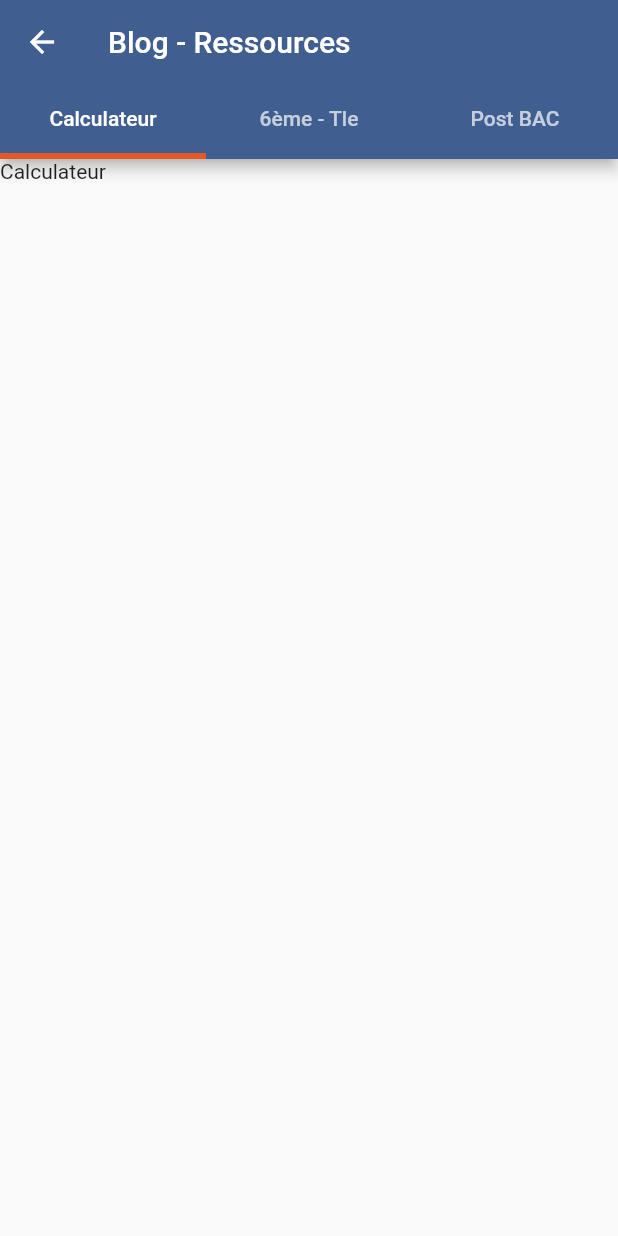
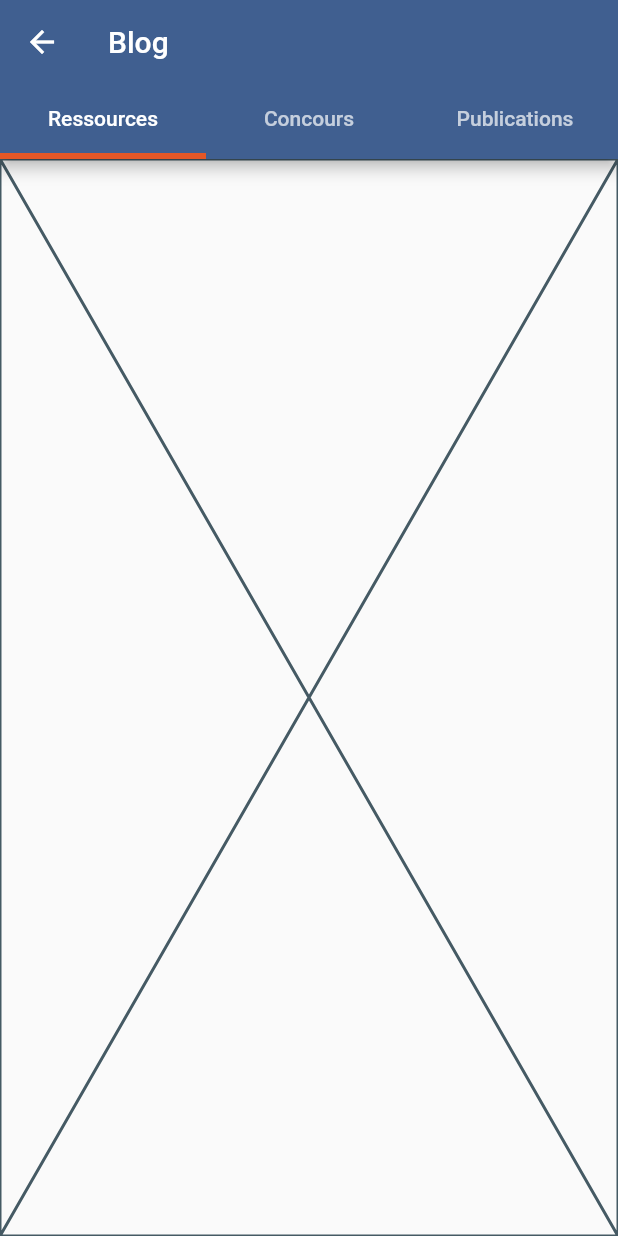
Before and after one commit to devitlabs/edu_app, a Flutter app: the BlogScreen screen opened by its route, on a phone screen of 412 x 824 dp. Run offline on Flutter 3.47's test engine with Material 3 defaults, Android fonts, the phone set to English and light mode, and no system bars; our stand-ins replace flutter_secure_storage, get, go_router; accounts and stored records are empty.

Commit message:
Update 15/12/2023 : 1

```diff
--- a/lib/screens/ressources_screen/ressource_screen.dart
+++ b/lib/screens/blog_screen/blog_screen.dart
@@ -2,7 +2,8 @@ import 'package:edu_app/constants/colors.dart';
 import 'package:flutter/material.dart';
 import 'package:go_router/go_router.dart';
 
-import 'ressource_post_bac.dart';
+import 'gestion_concours.dart';
+import 'gestion_ressource.dart';
 import 'ressource_six_tle.dart';
 
 class BlogScreen extends StatefulWidget {
@@ -15,9 +16,9 @@ class BlogScreen extends StatefulWidget {
 class _BlogScreenState extends State<BlogScreen> {
 
   final _kTabs = <Tab>[
-    const Tab(text: 'Calculateur'),
-    const Tab(text: '6ème - Tle'),
-    const Tab(text: 'Post BAC'),
+    const Tab(text: 'Ressources'),
+    const Tab(text: 'Concours'),
+    const Tab(text: 'Publications'),
   ];
 
   @override
@@ -26,7 +27,7 @@ class _BlogScreenState extends State<BlogScreen> {
       length: _kTabs.length,
       child: Scaffold(
         appBar: AppBar(
-          title: const Text("Blog - Ressources"),
+          title: const Text("Blog"),
           leading: IconButton(
               onPressed: () {
                 context.go("/app-menu");
@@ -41,11 +42,11 @@ class _BlogScreenState extends State<BlogScreen> {
             tabs: _kTabs,
           ),
         ),
-        body: TabBarView(
+        body: const TabBarView(
           children: [
-            Text("Calculateur"),
-            RessourceSixTle(),
-            RessourcePostBAC(),
+            GestionRessources(),
+            GestionConcours(),
+            GestionPublications(),
           ],
         ),
       ),
--- /dev/null
+++ b/lib/screens/blog_screen/gestion_ressource.dart
@@ -0,0 +1,16 @@
+import 'package:flutter/material.dart';
+
+
+class GestionRessources extends StatefulWidget {
+  const GestionRessources({super.key});
+
+  @override
+  State<GestionRessources> createState() => _GestionRessourcesState();
+}
+
+class _GestionRessourcesState extends State<GestionRessources> {
+  @override
+  Widget build(BuildContext context) {
+    return const Placeholder();
+  }
+}
--- a/lib/screens/class_screen/class_screen.dart
+++ b/lib/screens/class_screen/class_screen.dart
@@ -55,11 +55,11 @@ class _SubjectWidgetState extends State<SubjectWidget> {
               height: 50,
               decoration: BoxDecoration(color: widget.color,borderRadius: BorderRadius.circular(10)),
               child: Center(
-                child: Text("${widget.title[0].toUpperCase()}${widget.title[1].toUpperCase()}",style: TextStyle(fontSize: 18,color: Colors.white),),
+                child: Text("${widget.title[0].toUpperCase()}${widget.title[1].toUpperCase()}",style: const TextStyle(fontSize: 18,color: Colors.white),),
               ),
             ),
             const SizedBox(width: 10,),
-            Text("${widget.title}",style: TextStyle(fontSize: 22,color: Colors.black),)
+            Text("${widget.title}",style: const TextStyle(fontSize: 22,color: Colors.black),)
           ],
         ),
       ),
```
Also changed, not shown: lib/routes/route_class.dart (+17 -16 lines), lib/screens/app_menu_screen/drawer_menu.dart (+15 -15 lines), lib/screens/blog_screen/gestion_concours.dart (renamed from lib/screens/ressources_screen/ressource_six_tle.dart, +11 -10 lines), lib/screens/blog_screen/ressource_six_tle.dart (renamed from lib/screens/ressources_screen/ressource_post_bac.dart, +10 -12 lines), lib/screens/home_screen/home_screen.dart (+6 -3 lines), lib/screens/inscription_screen/inscription_screen_three.dart (+28 -28 lines), lib/screens/soutien_screen/soutien_screen.dart (added, +31 -0 lines), lib/screens/blog_screen/card_blog.dart (renamed from lib/screens/ressources_screen/card_ressource.dart), 1 other file.
